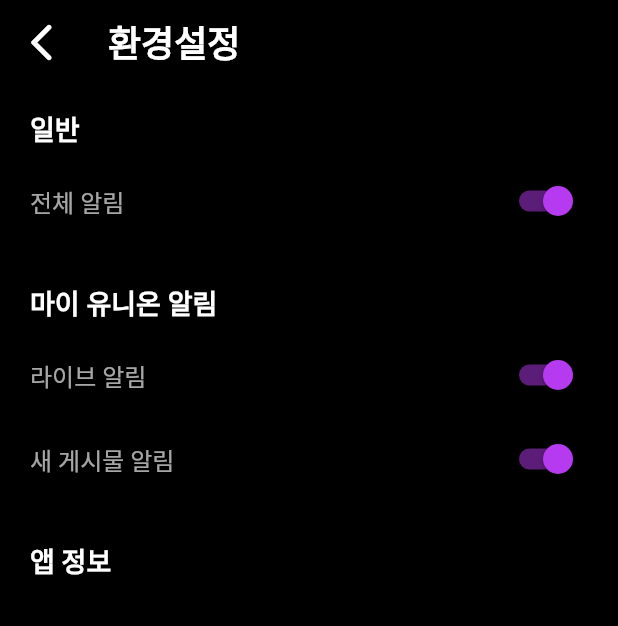
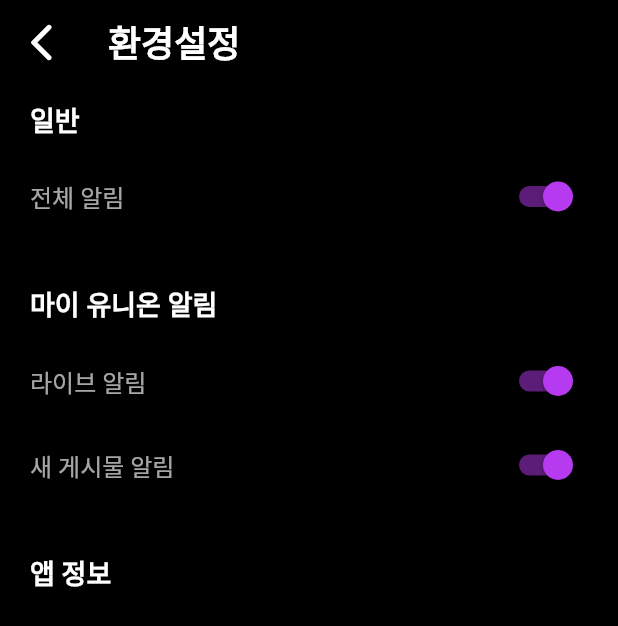
Before and after one commit to CallessCaller/UNICON-Live, a Flutter app: the AppSettingsPage screen opened directly, on a phone screen of 412 x 824 dp. Shown: the top 626 px of the screen. Run offline on Flutter 3.47's test engine with Material 2 defaults, Android fonts, the phone set to English and light mode, and no system bars; our stand-ins replace assets_audio_player, cached_network_image, carousel_pro, carousel_slider, cloud_firestore, cloud_functions and 14 more; missing offline and left inert: kakao_flutter_sdk, video_thumbnail; accounts and stored records are empty.

```diff
--- a/lib/screen/AccountPage/screen/settings_page/app_settings.dart
+++ b/lib/screen/AccountPage/screen/settings_page/app_settings.dart
@@ -3,7 +3,7 @@ import 'package:flutter/material.dart';
 import 'package:shared_preferences/shared_preferences.dart';
 import 'package:testing_layout/components/constant.dart';
 import 'package:testing_layout/model/users.dart';
-import 'package:testing_layout/screen/AccountPage/screen/settings_page/screen/app_information.dart';
+import 'package:testing_layout/screen/AccountPage/screen/settings_page/screen/screen_app_information.dart';
 
 FirebaseMessaging _firebaseMessaging = FirebaseMessaging();
 
@@ -145,7 +145,6 @@ class _AppSettingsPageState extends State<AppSettingsPage> {
                 height: 10,
               ),
               Container(
-                height: 40,
                 child: Align(
                   alignment: Alignment.centerLeft,
                   child: Text(
@@ -154,13 +153,13 @@ class _AppSettingsPageState extends State<AppSettingsPage> {
                   ),
                 ),
               ),
+              SizedBox(height: 10),
               SwitchListTile(
                 value: _all,
                 onChanged: _onChanged0,
                 activeColor: appKeyColor,
                 contentPadding: const EdgeInsets.all(0),
                 title: Container(
-                  height: 40,
                   child: Align(
                     alignment: Alignment.centerLeft,
                     child: Text(
@@ -174,11 +173,8 @@ class _AppSettingsPageState extends State<AppSettingsPage> {
                   ),
                 ),
               ),
-              SizedBox(
-                height: 20,
-              ),
+              SizedBox(height: 30),
               Container(
-                height: 40,
                 child: Align(
                   alignment: Alignment.centerLeft,
                   child: Text(
@@ -187,13 +183,13 @@ class _AppSettingsPageState extends State<AppSettingsPage> {
                   ),
                 ),
               ),
+              SizedBox(height: 10),
               SwitchListTile(
                 value: _live,
                 onChanged: _onChanged4,
                 activeColor: appKeyColor,
                 contentPadding: const EdgeInsets.all(0),
                 title: Container(
-                  height: 40,
                   child: Align(
                     alignment: Alignment.centerLeft,
                     child: Text(
@@ -213,7 +209,6 @@ class _AppSettingsPageState extends State<AppSettingsPage> {
                 activeColor: appKeyColor,
                 contentPadding: const EdgeInsets.all(0),
                 title: Container(
-                  height: 40,
                   child: Align(
                     alignment: Alignment.centerLeft,
                     child: Text(
@@ -228,7 +223,7 @@ class _AppSettingsPageState extends State<AppSettingsPage> {
                 ),
               ),
               SizedBox(
-                height: 20,
+                height: 30,
               ),
               InkWell(
                 onTap: () {
@@ -239,7 +234,6 @@ class _AppSettingsPageState extends State<AppSettingsPage> {
                   );
                 },
                 child: Container(
-                  height: 40,
                   child: Align(
                     alignment: Alignment.centerLeft,
                     child: Text(
```
Also changed, not shown: lib/screen/AccountPage/screen/settings_page/screen/screen_app_information.dart (renamed from lib/screen/AccountPage/screen/settings_page/screen/app_information.dart, +21 -2 lines).
